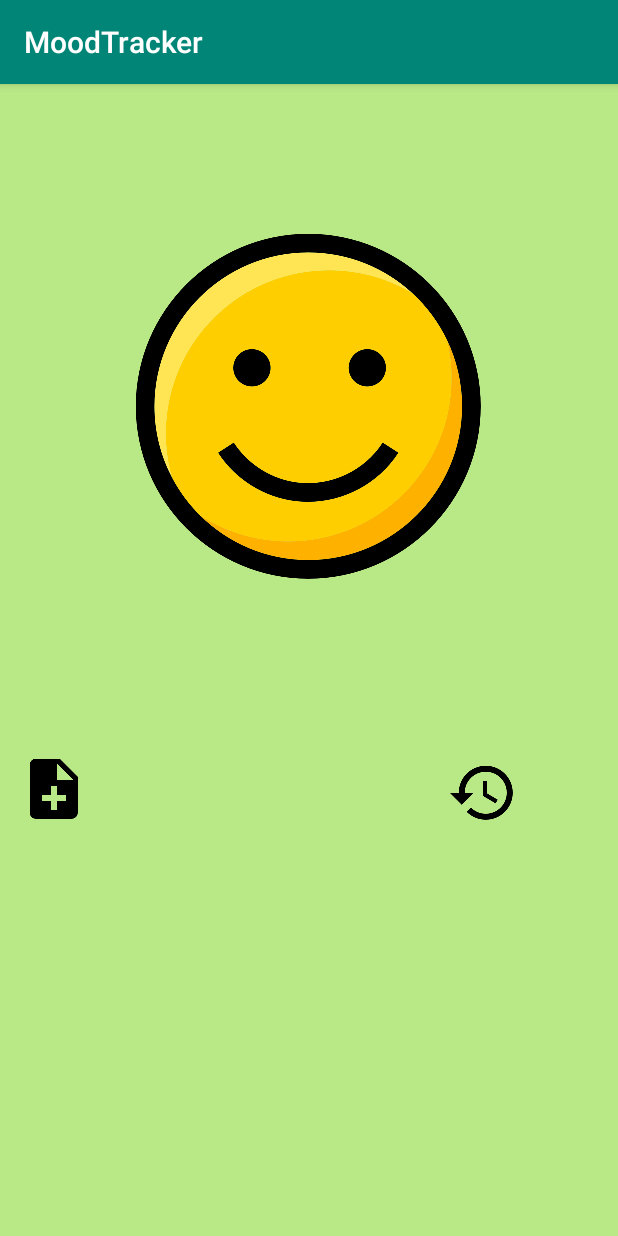
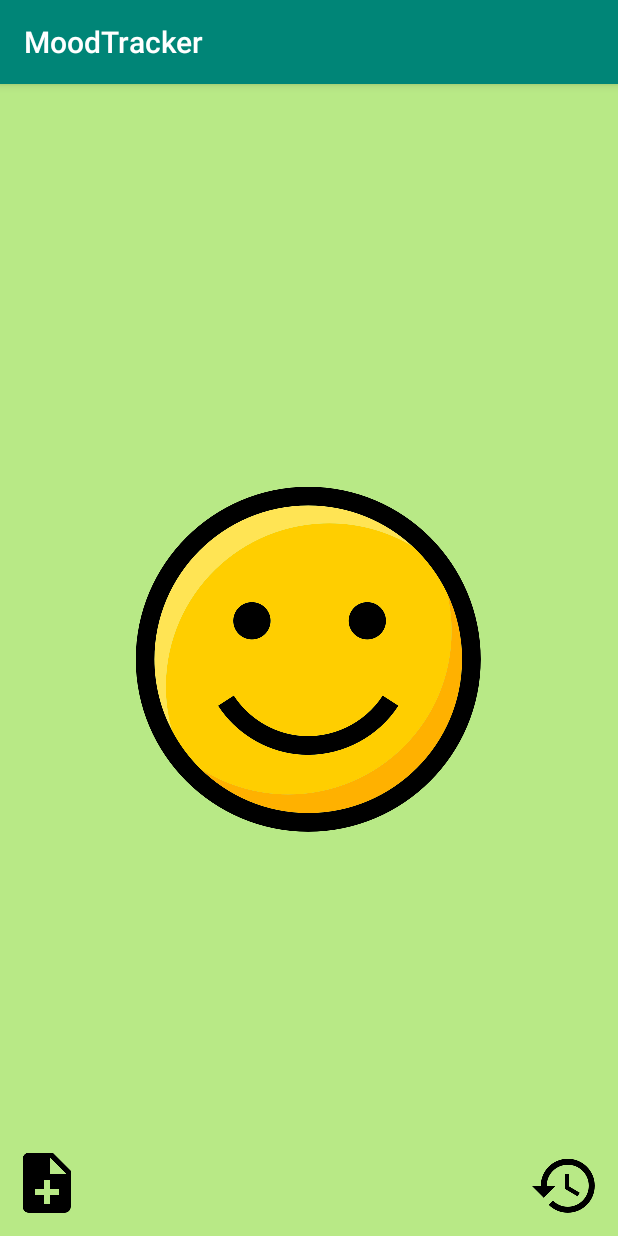
Before and after one commit to Mr-Eko/MoodTracker, an Android app: the screen it shows after launch (MainActivity), on a phone screen of 412 x 824 dp. Run offline under Robolectric (Android 15) with nearby library versions, the phone set to English and light mode, and no system bars.

Commit message:
Declare BroadcastReceiver in the Manifest Add sounds depending on the mood selected

```diff
--- a/app/src/main/AndroidManifest.xml
+++ b/app/src/main/AndroidManifest.xml
@@ -22,6 +22,12 @@
             </intent-filter>
         </activity>
         <activity android:name=".Controller.HistoryActivity"></activity>
+        <receiver
+            android:name=".Model.BroadcastReceiver"
+            android:enabled="true"
+            android:exported="false" >
+        </receiver>
     </application>
 
+
 </manifest>
--- a/app/src/main/java/com/example/canti/moodtracker/Controller/HistoryActivity.java
+++ b/app/src/main/java/com/example/canti/moodtracker/Controller/HistoryActivity.java
@@ -112,7 +112,7 @@ public class HistoryActivity extends AppCompatActivity {
 
         for (int i = 0; i < historicList.size(); i++) {
             RelativeLayout layout = layoutsList.get(i);
-            layout.setBackgroundColor(ContextCompat.getColor(this, historicList.get(i).backgroundColor));
+            //layout.setBackgroundColor(ContextCompat.getColor(this, historicList.get(i).getBackgroundColor()));
             layout.setVisibility(View.VISIBLE);
         }
     }
@@ -184,6 +184,8 @@ public class HistoryActivity extends AppCompatActivity {
 
             comment = historicList.get(i).comment;
 
+            if (comment.isEmpty() == false ){
+                commentView.setVisibility(View.VISIBLE);
                 commentView.setOnClickListener(new View.OnClickListener() {
                     @Override
                     public void onClick(View v) {
@@ -191,7 +193,7 @@ public class HistoryActivity extends AppCompatActivity {
                         toast.show();
                     }
                 });
-
+            }
         }
 
     }
--- a/app/src/main/java/com/example/canti/moodtracker/Controller/MainActivity.java
+++ b/app/src/main/java/com/example/canti/moodtracker/Controller/MainActivity.java
@@ -6,20 +6,17 @@ import android.app.PendingIntent;
 import android.content.Context;
 import android.content.DialogInterface;
 import android.content.Intent;
-import android.content.SharedPreferences;
 import android.media.MediaPlayer;
-import android.os.Build;
 import android.support.v4.content.ContextCompat;
 import android.support.v7.app.AlertDialog;
 import android.support.v7.app.AppCompatActivity;
 import android.os.Bundle;
-import android.util.Log;
 import android.view.GestureDetector;
 import android.view.MotionEvent;
 import android.view.View;
 import android.widget.EditText;
 import android.widget.ImageView;
-import android.widget.LinearLayout;
+import android.widget.RelativeLayout;
 import android.widget.Toast;
 
 import com.example.canti.moodtracker.Model.BroadcastReceiver;
@@ -30,7 +27,6 @@ import com.example.canti.moodtracker.Utils.SharedPreferencesUtils;
 
 import java.util.ArrayList;
 import java.util.Calendar;
-import java.util.Date;
 
 
 public class MainActivity extends AppCompatActivity {
@@ -39,16 +35,13 @@ public class MainActivity extends AppCompatActivity {
     private ImageView mHistoryButton;
     private ImageView mSmiley;
 
-    public MediaPlayer mediaPlayer;
-
     public int mPosition;
 
-    private LinearLayout mBackgroundLayout;
+    private RelativeLayout mBackgroundLayout;
 
     private GestureDetector mGestureDetector;
 
     public static ArrayList<Mood> listMood = new ArrayList<>();
-    public  ArrayList<Mood> historyListMood = new ArrayList<>();
 
     //Erreur Lint ?
 
@@ -71,7 +64,7 @@ public class MainActivity extends AppCompatActivity {
         configureHistoryBtn();
         changeMood();
         setScreenFromMood(mPosition);
-        setAlarm2();
+        setAlarmMidnight();
 
 
         mGestureDetector = new GestureDetector(this, new GestureListener());
@@ -100,11 +93,11 @@ public class MainActivity extends AppCompatActivity {
      * Init moods by Mood class and add them in an array
      */
     private void initMoods() {
-        Mood superHappyMood = new Mood(R.drawable.smiley_super_happy, R.color.banana_yellow, 4,R.raw.test);
-        Mood happyMood = new Mood(R.drawable.smiley_happy, R.color.light_sage, 3,R.raw.test);
-        Mood normalMood = new Mood(R.drawable.smiley_normal, R.color.cornflower_blue_65, 2,R.raw.test);
-        Mood disappointedMood = new Mood(R.drawable.smiley_disappointed, R.color.warm_grey, 1,R.raw.test);
-        Mood sadMood = new Mood(R.drawable.smiley_sad, R.color.faded_red, 0,R.raw.test);
+        Mood superHappyMood = new Mood(R.drawable.smiley_super_happy, R.color.banana_yellow, 4,R.raw.superhappy);
+        Mood happyMood = new Mood(R.drawable.smiley_happy, R.color.light_sage, 3,R.raw.happy);
+        Mood normalMood = new Mood(R.drawable.smiley_normal, R.color.cornflower_blue_65, 2,R.raw.neutre);
+        Mood disappointedMood = new Mood(R.drawable.smiley_disappointed, R.color.warm_grey, 1,R.raw.disappointed);
+        Mood sadMood = new Mood(R.drawable.smiley_sad, R.color.faded_red, 0,R.raw.sad);
 
         listMood.add(sadMood);
         listMood.add(disappointedMood);
@@ -122,6 +115,8 @@ public class MainActivity extends AppCompatActivity {
     private void setScreenFromMood(int position) {
         mSmiley.setImageResource(listMood.get(position).getSmileyResource());
         mBackgroundLayout.setBackgroundColor(ContextCompat.getColor(this, listMood.get(position).getBackgroundColor()));
+        MediaPlayer sound = MediaPlayer.create(MainActivity.this,listMood.get(position).getSound());
+        sound.start();
         mPosition = position;
     }
 
@@ -181,8 +176,8 @@ public class MainActivity extends AppCompatActivity {
         mHistoryButton.setOnClickListener(new View.OnClickListener() {
             @Override
             public void onClick(View v) {
-                Intent historyactivity = new Intent(MainActivity.this, HistoryActivity.class);
-                startActivity(historyactivity);
+                Intent historyActivity = new Intent(MainActivity.this, HistoryActivity.class);
+                startActivity(historyActivity);
             }
         });
     }
@@ -197,8 +192,8 @@ public class MainActivity extends AppCompatActivity {
         //at midnight).
         Calendar calendar = Calendar.getInstance();
         calendar.set(calendar.get(Calendar.YEAR), calendar.get(Calendar.MONTH), calendar.get(Calendar.DAY_OF_MONTH));
-        calendar.set(Calendar.HOUR_OF_DAY, 14);
-        calendar.set(Calendar.MINUTE, 54);
+        calendar.set(Calendar.HOUR_OF_DAY, 23);
+        calendar.set(Calendar.MINUTE, 59);
         calendar.set(Calendar.SECOND, 59);
 
         //DECLARATION OF the AlarmManager and
@@ -210,8 +205,6 @@ public class MainActivity extends AppCompatActivity {
         //timeInMillis: specifies when we have to start the alarm (calendar gives this information).
         //INTERVAL_DAY: makes the alarm be repeated every day.
         if (alarmManager != null) {
-            Toast toast = Toast.makeText(this,"MàJ alarm",Toast.LENGTH_LONG);
-            toast.show();
 
             alarmManager.setInexactRepeating(
                     AlarmManager.RTC_WAKEUP,
@@ -221,42 +214,6 @@ public class MainActivity extends AppCompatActivity {
         }
 
             }
-
-    private void setAlarm2() {
-
-        AlarmManager manager = (AlarmManager) getSystemService(Context.ALARM_SERVICE);
-        Date dat = new Date();
-        Calendar calendar = Calendar.getInstance();
-        Calendar cal_now = Calendar.getInstance();
-        cal_now.setTime(dat);
-
-        calendar.setTime(dat);
-        calendar.set(Calendar.HOUR_OF_DAY,15);
-        calendar.set(Calendar.MINUTE,9);
-        calendar.set(Calendar.SECOND, 59);
-
-        if(calendar.before(cal_now)){
-            calendar.add(Calendar.DATE,1);
-        }
-
-        Intent myIntent = new Intent(MainActivity.this, BroadcastReceiver.class);
-        PendingIntent pendingIntent = PendingIntent.getBroadcast(this, 0, myIntent, 0);
-
-        if (Build.VERSION.SDK_INT > 19) {
-            if (manager != null) {
-                manager.setExact(AlarmManager.RTC_WAKEUP, calendar.getTimeInMillis() + 300, pendingIntent);
-            }
-            Log.i("Alarm", "startAlarm: 1 ");
-        }
-
-        else {
-            if (manager != null) {
-                manager.set(AlarmManager.RTC_WAKEUP, calendar.getTimeInMillis() + 300, pendingIntent);
-            }
-            Log.i("Alarm2", "startAlarm: 2");
-        }
-    }
-
 
 
     /**
--- a/app/src/main/java/com/example/canti/moodtracker/Model/BroadcastReceiver.java
+++ b/app/src/main/java/com/example/canti/moodtracker/Model/BroadcastReceiver.java
@@ -14,7 +14,7 @@ import static com.example.canti.moodtracker.Controller.MainActivity.listMood;
 
 
 public class BroadcastReceiver extends android.content.BroadcastReceiver {
-    public ArrayList<Mood> historyListMood;
+    public ArrayList<Mood> historyListMood = new ArrayList<>();
 
     /**
      * When this method is called, add a new mood in an array historyListMood
@@ -27,11 +27,10 @@ public class BroadcastReceiver extends android.content.BroadcastReceiver {
         Toast toast = Toast.makeText(context,"onReceive 1",Toast.LENGTH_LONG);
         toast.show();
 
-
         if (SharedPreferencesUtils.containsMood(context)) {
             historyListMood.add(new Mood(SharedPreferencesUtils.getComment(context), ContextCompat.getColor(context, listMood.get(SharedPreferencesUtils.getMoodPosition(context)).getBackgroundColor()), SharedPreferencesUtils.getMoodPosition(context)));
         } else {
-            historyListMood.add(new Mood("Humeur par défaut enregistrée", R.color.light_sage, 3));
+            historyListMood.add(new Mood("", R.color.light_sage, 3));
         }
 
         SharedPreferencesUtils.saveArrayList(context, historyListMood);
--- a/app/src/main/res/layout/activity_main.xml
+++ b/app/src/main/res/layout/activity_main.xml
@@ -6,19 +6,18 @@
     android:layout_height="match_parent"
     tools:context=".Controller.MainActivity">
 
-    <LinearLayout
+    <RelativeLayout
         android:id="@+id/main_layout"
         android:layout_width="match_parent"
         android:layout_height="match_parent"
-        android:orientation="vertical"
         >
 
         <ImageView
             android:id="@+id/main_smiley"
             android:layout_width="wrap_content"
             android:layout_height="wrap_content"
-            android:layout_gravity="center"
-            android:layout_marginTop="100dp"
+            android:layout_centerHorizontal="true"
+            android:layout_centerVertical="true"
             />
 
         <ImageView
@@ -26,8 +25,8 @@
             android:layout_width="wrap_content"
             android:layout_height="wrap_content"
             android:src="@drawable/ic_note_add_black"
-            android:layout_marginTop="120dp"
-            android:layout_marginLeft="20dp"
+            android:layout_alignParentBottom="true"
+            android:layout_margin="15dp"
             />
 
 
@@ -36,9 +35,10 @@
             android:layout_width="wrap_content"
             android:layout_height="wrap_content"
             android:src="@drawable/ic_history_black"
-            android:layout_marginTop="-35dp"
-            android:layout_marginLeft="300dp"
+            android:layout_alignParentBottom="true"
+            android:layout_alignParentRight="true"
+            android:layout_margin="15dp"
             />
 
-    </LinearLayout>
+    </RelativeLayout>
 </android.support.constraint.ConstraintLayout>
```
Also changed, not shown: app/src/main/res/layout/activity_history.xml (+14 -7 lines), 8 other files. Lines whose indentation alone changed are shown as unchanged.
